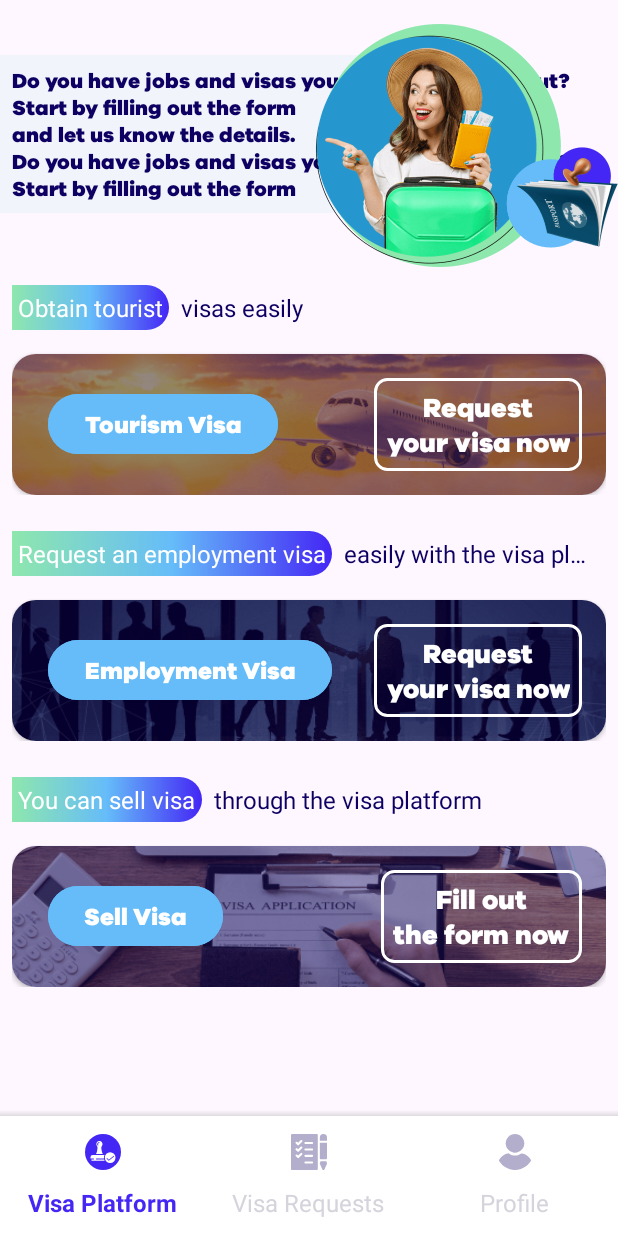
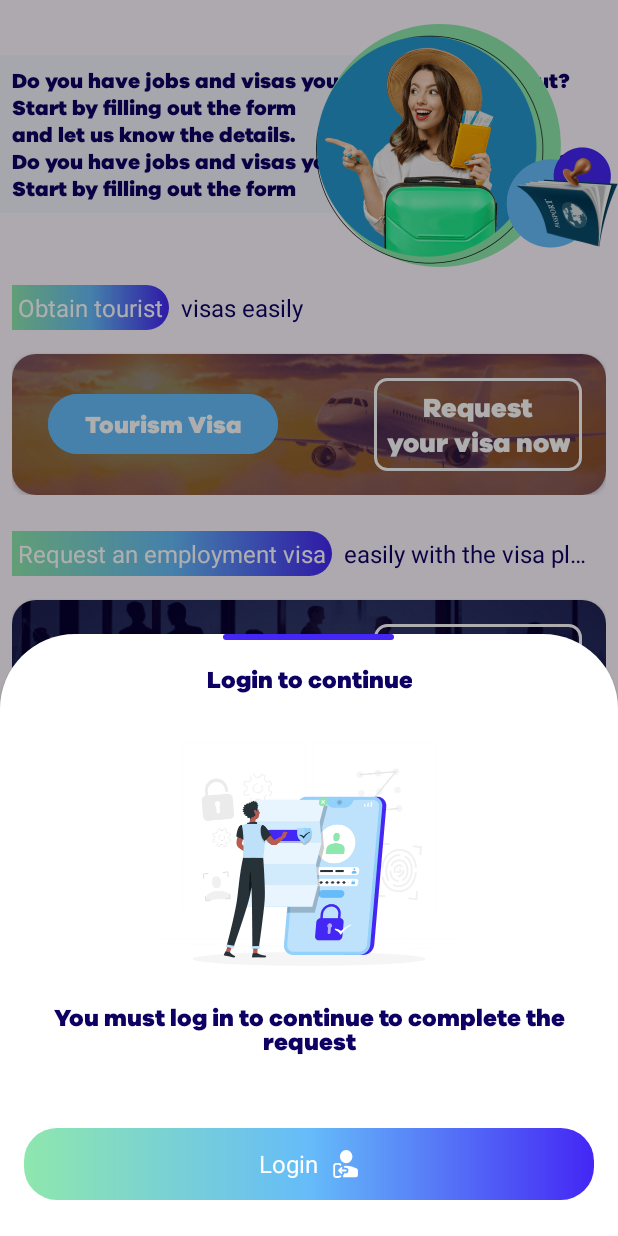
Before and after one commit to mohamedebrahem13/AlTasherat_android_team_One, an Android app: the VisaPlatformFragment screen opened directly, with no data from a screen before it, after a tap on "Tourism Visa", on a phone screen of 412 x 824 dp. Run offline under Robolectric (Android 15) with nearby library versions, the phone set to English and light mode, and no system bars; our stand-ins replace Dagger/Hilt's generated code, navigation-ui.

Commit message:
update un authorized sheet

```diff
--- a/app/build.gradle.kts
+++ b/app/build.gradle.kts
@@ -3,6 +3,7 @@ plugins {
     alias(libs.plugins.jetbrains.kotlin.android)
     kotlin("kapt")
     id("kotlin-parcelize")
+    id("androidx.navigation.safeargs.kotlin")
     alias(libs.plugins.dagger.hilt)
 }
 
@@ -84,7 +85,6 @@ dependencies {
     implementation(libs.androidx.recyclerview)
 
 
-
     // Unit Test
     testImplementation(libs.junit)
     testImplementation(libs.kotlinx.coroutines.test)
--- a/app/src/main/java/com/solutionplus/altasherat/features/home/presentation/UnAuthorizedDialogFragment.kt
+++ b/app/src/main/java/com/solutionplus/altasherat/features/home/presentation/UnAuthorizedDialogFragment.kt
@@ -1,11 +1,13 @@
 package com.solutionplus.altasherat.features.home.presentation
 
+import android.content.Intent
 import android.os.Bundle
 import android.view.LayoutInflater
 import android.view.View
 import android.view.ViewGroup
 import com.google.android.material.bottomsheet.BottomSheetDialogFragment
 import com.solutionplus.altasherat.databinding.FragmentUnAuthorizedDialogBinding
+import com.solutionplus.altasherat.features.auth.ui.AuthActivity
 
 class UnAuthorizedDialogFragment : BottomSheetDialogFragment() {
 
@@ -21,7 +23,12 @@ class UnAuthorizedDialogFragment : BottomSheetDialogFragment() {
     }
 
     override fun onViewCreated(view: View, savedInstanceState: Bundle?) {
-
+        binding.buttonNext.setOnClickListener {
+            Intent(requireActivity(), AuthActivity::class.java).also { intent ->
+                intent.addFlags(Intent.FLAG_ACTIVITY_CLEAR_TASK or Intent.FLAG_ACTIVITY_NEW_TASK)
+                startActivity(intent)
+            }
+        }
     }
 
     override fun onDestroyView() {
--- a/app/src/main/java/com/solutionplus/altasherat/features/home/visa_platform/presentation/ui/VisaPlatformFragment.kt
+++ b/app/src/main/java/com/solutionplus/altasherat/features/home/visa_platform/presentation/ui/VisaPlatformFragment.kt
@@ -1,6 +1,7 @@
 package com.solutionplus.altasherat.features.home.visa_platform.presentation.ui
 
 import android.os.Bundle
+import androidx.navigation.fragment.findNavController
 import com.solutionplus.altasherat.R
 import com.solutionplus.altasherat.common.presentation.ui.base.fragment.BaseFragment
 import com.solutionplus.altasherat.databinding.FragmentVisaPlatformBinding
@@ -65,6 +66,9 @@ class VisaPlatformFragment : BaseFragment<FragmentVisaPlatformBinding>(), VisaPl
     override fun onVisaItemClicked(clickedItemType: VisaTypeEnum) {
         when (clickedItemType) {
             VisaTypeEnum.TOURISM_VISA -> {
+                val action =
+                    VisaPlatformFragmentDirections.actionFragmentVisaPlatformToUnAuthorizedDialogFragment()
+                findNavController().navigate(action)
             }
 
             VisaTypeEnum.EMPLOYMENT_VISA -> {
--- a/app/src/main/res/layout/fragment_un_authorized_dialog.xml
+++ b/app/src/main/res/layout/fragment_un_authorized_dialog.xml
@@ -48,7 +48,7 @@
 
     <Button
         android:id="@+id/button_next"
-        style="@style/Button.SignUp"
+        style="@style/Button.Auth"
         android:layout_width="match_parent"
         android:layout_height="wrap_content"
         android:layout_marginBottom="24dp"
--- a/app/src/main/res/navigation/home_nav_graph.xml
+++ b/app/src/main/res/navigation/home_nav_graph.xml
@@ -14,10 +14,19 @@
         android:id="@+id/fragment_visa_platform"
         android:name="com.solutionplus.altasherat.features.home.visa_platform.presentation.ui.VisaPlatformFragment"
         android:label="fragment_visa_platform"
-        tools:layout="@layout/fragment_visa_platform" />
+        tools:layout="@layout/fragment_visa_platform" >
+        <action
+            android:id="@+id/action_fragment_visa_platform_to_unAuthorizedDialogFragment"
+            app:destination="@id/unAuthorizedDialogFragment" />
+    </fragment>
     <fragment
         android:id="@+id/fragment_visa_request"
         android:name="com.solutionplus.altasherat.features.home.visa_request.presentation.ui.VisaRequestFragment"
         android:label="fragment_visa_request"
         tools:layout="@layout/fragment_visa_request" />
+    <dialog
+        android:id="@+id/unAuthorizedDialogFragment"
+        android:name="com.solutionplus.altasherat.features.home.presentation.UnAuthorizedDialogFragment"
+        android:label="fragment_un_authorized_dialog"
+        tools:layout="@layout/fragment_un_authorized_dialog" />
 </navigation>
--- a/app/src/main/res/values/themes.xml
+++ b/app/src/main/res/values/themes.xml
@@ -291,7 +291,7 @@
 
     <style name="ShapeAppearance.App.LargeComponent" parent="ShapeAppearance.Material3.LargeComponent">
         <item name="cornerFamily">rounded</item>
-        <item name="cornerSize">22dp</item>
+        <item name="cornerSize">50dp</item>
     </style>
     <!--endregion-->
 </resources>
```
